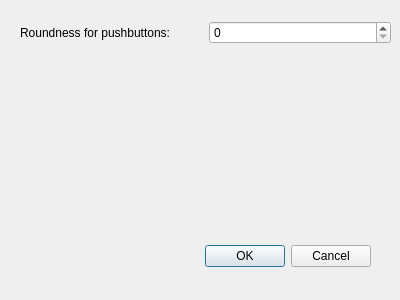
Old version of the form config/config.ui in the repository phenom64/Atmo-Desktop.
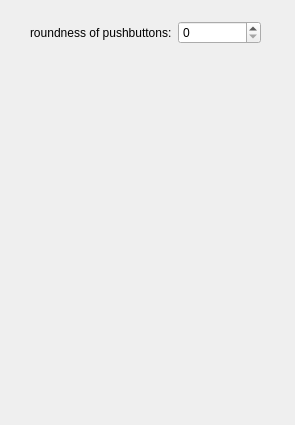
New version of the form.

Commit message: start working on a real dialog

Patch:
```diff
--- a/config/config.ui
+++ b/config/config.ui
@@ -1,40 +1,24 @@
 <?xml version="1.0" encoding="UTF-8"?>
 <ui version="4.0">
- <class>Dialog</class>
- <widget class="QDialog" name="Dialog">
+ <class>Config</class>
+ <widget class="QWidget" name="Config">
   <property name="geometry">
    <rect>
     <x>0</x>
     <y>0</y>
-    <width>400</width>
-    <height>300</height>
+    <width>295</width>
+    <height>425</height>
    </rect>
   </property>
   <property name="windowTitle">
    <string>Dialog</string>
   </property>
-  <widget class="QDialogButtonBox" name="buttonBox">
-   <property name="geometry">
-    <rect>
-     <x>30</x>
-     <y>240</y>
-     <width>341</width>
-     <height>32</height>
-    </rect>
-   </property>
-   <property name="orientation">
-    <enum>Qt::Horizontal</enum>
-   </property>
-   <property name="standardButtons">
-    <set>QDialogButtonBox::Cancel|QDialogButtonBox::Ok</set>
-   </property>
-  </widget>
   <widget class="QWidget" name="">
    <property name="geometry">
     <rect>
-     <x>20</x>
+     <x>30</x>
      <y>20</y>
-     <width>371</width>
+     <width>231</width>
      <height>25</height>
     </rect>
    </property>
@@ -42,7 +26,7 @@
     <item>
      <widget class="QLabel" name="label">
       <property name="text">
-       <string>Roundness for pushbuttons:</string>
+       <string>roundness of pushbuttons:</string>
       </property>
      </widget>
     </item>
```
Left out of the diff: 37 changed lines with no effect on the pictures. The commit also changes 3 other files.
